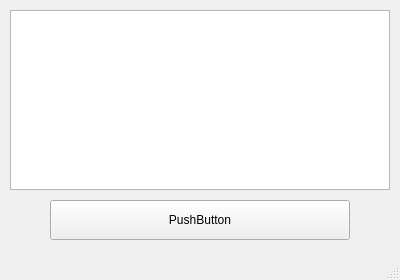
Above: qtdesigner.ui from TarkvinAktus/python-standalone-vk-msg-sender- before the change. Below: the same form after it.
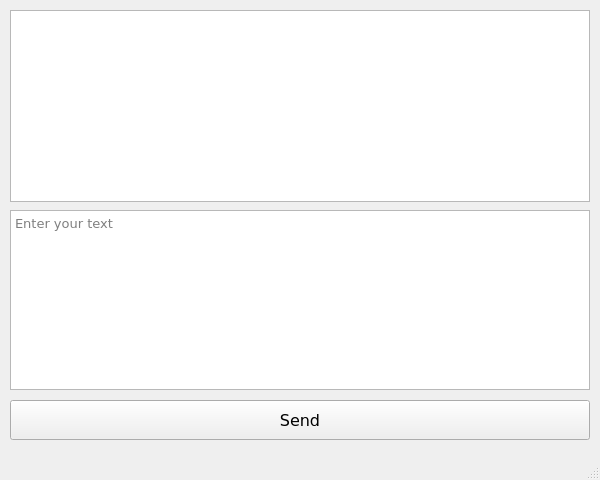
That is the form after the change.

Diff of the .ui file:
```diff
--- a/qtdesigner.ui
+++ b/qtdesigner.ui
@@ -12,8 +12,8 @@
    <rect>
     <x>0</x>
     <y>0</y>
-    <width>400</width>
-    <height>280</height>
+    <width>600</width>
+    <height>480</height>
    </rect>
   </property>
   <property name="sizePolicy">
@@ -44,25 +44,59 @@
    <widget class="QPushButton" name="pushButton">
     <property name="geometry">
      <rect>
-      <x>50</x>
-      <y>200</y>
-      <width>300</width>
+      <x>10</x>
+      <y>400</y>
+      <width>580</width>
       <height>40</height>
      </rect>
     </property>
+    <property name="font">
+     <font>
+      <family>Verdana</family>
+      <pointsize>12</pointsize>
+     </font>
+    </property>
     <property name="text">
-     <string>PushButton</string>
+     <string>Send</string>
+    </property>
+    <property name="autoDefault">
+     <bool>false</bool>
     </property>
    </widget>
    <widget class="QTextEdit" name="textEdit">
     <property name="geometry">
      <rect>
       <x>10</x>
-      <y>10</y>
-      <width>380</width>
+      <y>210</y>
+      <width>580</width>
       <height>180</height>
      </rect>
     </property>
+    <property name="font">
+     <font>
+      <family>Verdana</family>
+      <pointsize>10</pointsize>
+     </font>
+    </property>
+    <property name="placeholderText">
+     <string>Enter your text</string>
+    </property>
+   </widget>
+   <widget class="QListWidget" name="listWidget">
+    <property name="geometry">
+     <rect>
+      <x>10</x>
+      <y>10</y>
+      <width>580</width>
+      <height>192</height>
+     </rect>
+    </property>
+    <property name="font">
+     <font>
+      <family>Verdana</family>
+      <pointsize>10</pointsize>
+     </font>
+    </property>
    </widget>
   </widget>
   <widget class="QMenuBar" name="menubar">
```
Left out of the diff: 2 changed lines with no effect on the pictures.
